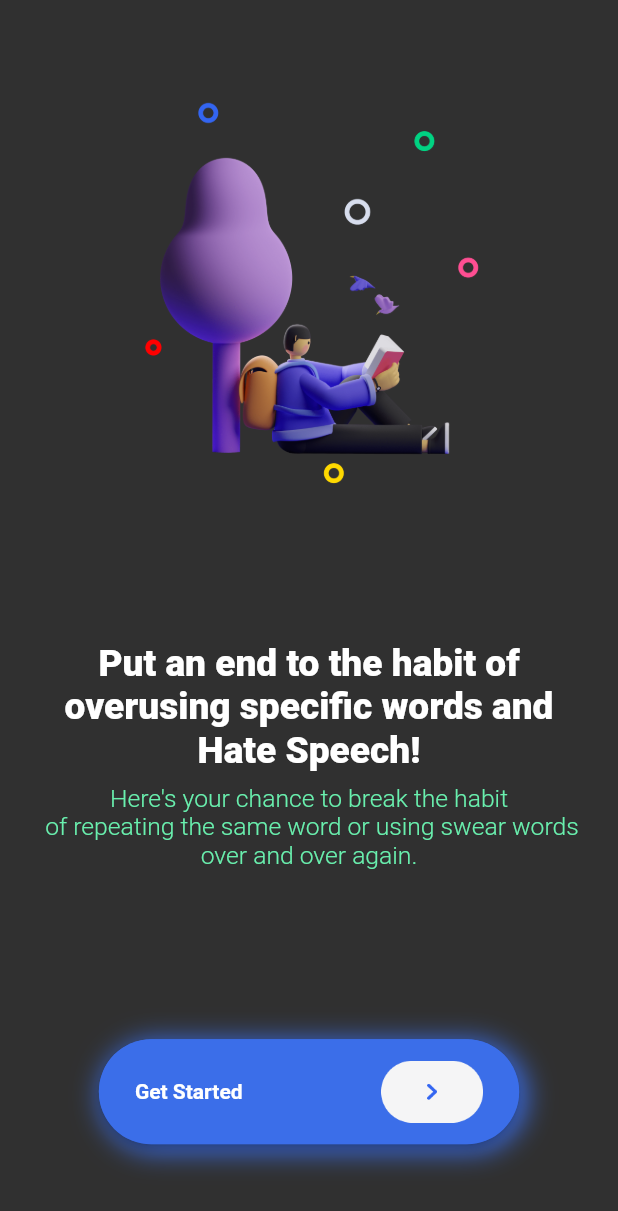
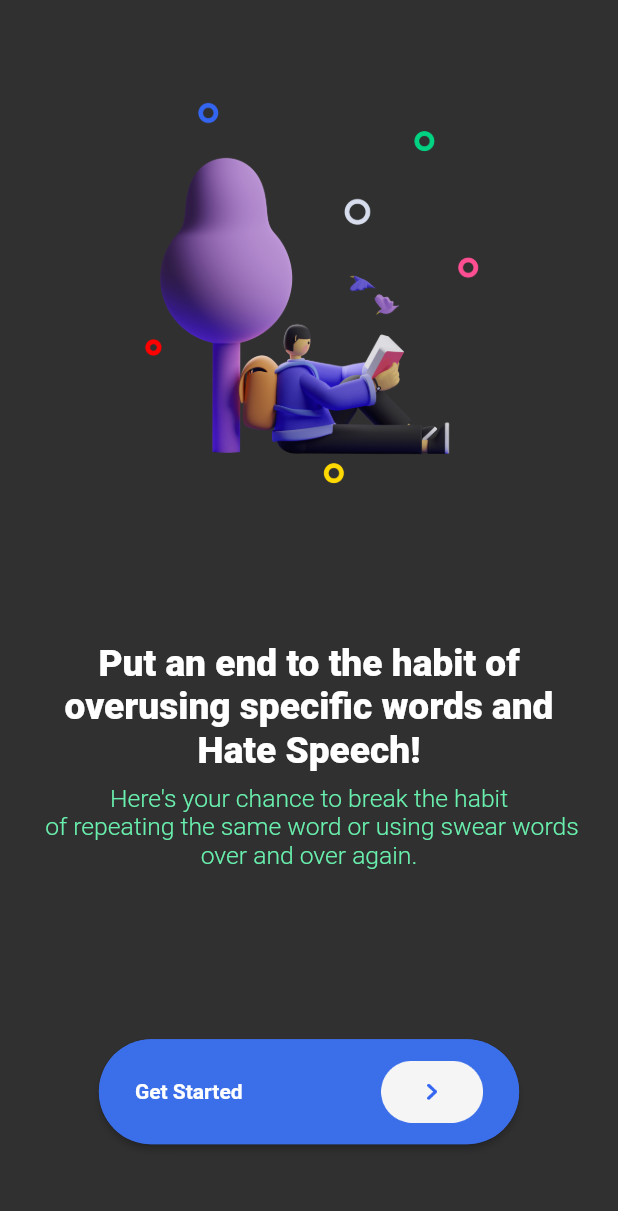
Before and after one commit to BigAchiever/Onboarding_Screen, a Flutter app: the screen it shows after launch, swiped to page 3, on a phone screen of 412 x 824 dp. Shown: the top 1211 px of the screen. Run offline on Flutter 3.47's test engine with Material 2 defaults, Android fonts, the phone set to English and light mode, and no system bars; our stand-ins replace sizer.

Commit message:
25th December

```diff
--- a/lib/onboard_screen/onboard_screen.dart
+++ b/lib/onboard_screen/onboard_screen.dart
@@ -102,6 +102,8 @@ class _OnBoardScreenState extends State<OnBoardScreen> {
             ),
           ),
         ),
+
+      //  Get started wala box hai yaha sey
       ):Padding(
         padding:  EdgeInsets.symmetric(horizontal: 8.h,vertical: 15),
         child: Container(
@@ -110,9 +112,9 @@ class _OnBoardScreenState extends State<OnBoardScreen> {
           decoration: BoxDecoration(
               color: const Color(0xff3B6EE9),
               borderRadius: BorderRadius.circular(45),
-              boxShadow: const [
-                BoxShadow(spreadRadius: 2,color: Color(0xff3B6EE9),offset: Offset(3, 3),blurRadius: 15)
-              ]
+              // boxShadow: const [
+              //   BoxShadow(spreadRadius: 2,color: Color(0xff3B6EE9),offset: Offset(3, 3),blurRadius: 15)
+              // ]
           ),
           margin:  EdgeInsets.only(bottom: 5.6.h),
           child: ElevatedButton(
```
